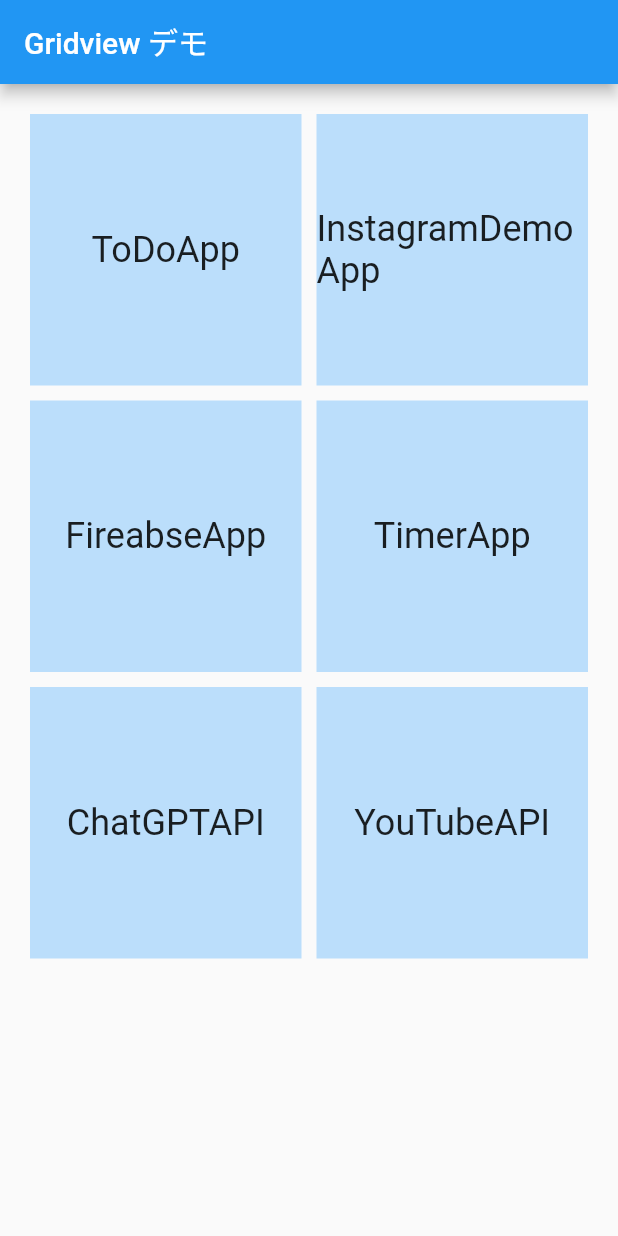
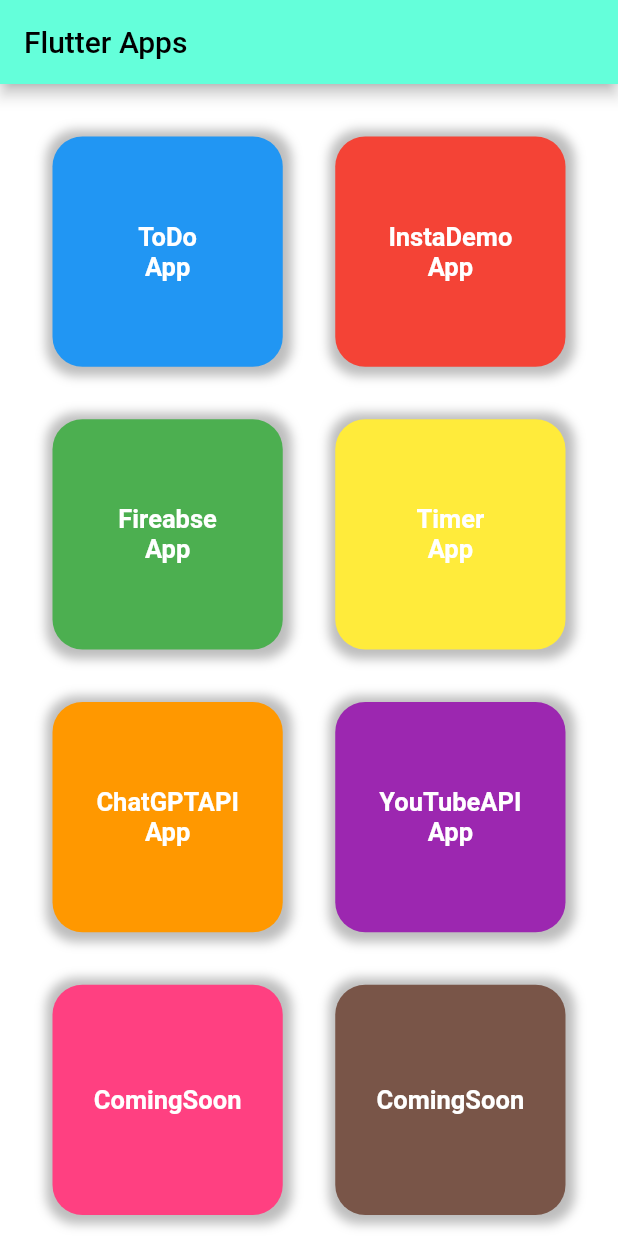
Before and after one commit to SK3620/first_flutter_test, a Flutter app: the screen it shows after launch, on a phone screen of 412 x 824 dp. Run offline on Flutter 3.47's test engine with Material 2 defaults, Android fonts, the phone set to English and light mode, and no system bars; our stand-ins replace flutter_slidable.

Commit message:
GridView完成

```diff
--- a/lib/first_page.dart
+++ b/lib/first_page.dart
@@ -6,34 +6,90 @@ import 'package:flutter_slidable/flutter_slidable.dart';
 class GridViewDemo extends StatelessWidget {
 
   final List<String> texts = [
-    'ToDoApp', 'InstagramDemoApp', 'FireabseApp', 'TimerApp', 'ChatGPTAPI', 'YouTubeAPI'
+    'ToDo\nApp', 'InstaDemo\nApp', 'Fireabse\nApp', 'Timer\nApp', 'ChatGPTAPI\nApp', 'YouTubeAPI\nApp', 'ComingSoon', 'ComingSoon'
+  ];
+
+  // gridViewのContainer背景色
+  final List<Color> backgroundColor = [
+    Colors.blue,
+    Colors.red,
+    Colors.green,
+    Colors.yellow,
+    Colors.orange,
+    Colors.purple,
+    Colors.pinkAccent,
+    Colors.brown,
   ];
 
   @override
   Widget build(BuildContext context) {
     return MaterialApp(
       home: Scaffold(
-        appBar: AppBar(title: Text('Gridview デモ'),
+        appBar: AppBar(
+          title: Text('Flutter Apps',
+            style: TextStyle(
+              color: Colors.black
             ),
-        body: GridView.builder(
-          padding: const EdgeInsets.all(20), //4辺すべて同じ値の余白
+          ),
+          backgroundColor: Colors.tealAccent,
+        ),
+        body: Container(
+          color: Colors.white,
+          /*
+          decoration: BoxDecoration(
+            gradient: LinearGradient( // LinearGradient : 直線状グラデーション RadialGradient : 放射状グラデーション SweepGradient : 環状グラデーション
+                colors: [
+                Color.fromRGBO(180, 216, 230, 0.5), // 基本上から下にグラデーション
+                Colors.white,
+              ],
+              // グラデーションの開始位置と終了位置指定可能
+              begin: Alignment.topLeft,
+                end: Alignment.bottomRight,
+            ),
+          ),
+           */
+          child: GridView.builder(
+            padding: const EdgeInsets.all(35), //4辺すべて同じ値の余白
             itemCount: texts.length, //要素の数　表示するデータ数の最大値（texts　listの最大値）
             // GridViewを設定する引数を指定
             gridDelegate: SliverGridDelegateWithFixedCrossAxisCount(
-            crossAxisSpacing: 10,     //ボックス左右間のスペース
-            mainAxisSpacing: 10,      //ボックス上下間のスペース
+              crossAxisSpacing: 35,     //ボックス左右間のスペース
+              mainAxisSpacing: 35,      //ボックス上下間のスペース
               crossAxisCount: 2,        //ボックスを横に並べる数
+
             ),
             //指定した要素の数分を生成
             itemBuilder: (BuildContext context, int index) {
-            // Widget型をreturnする
+
+              // Widget型sfezをreturnする
               return Container(
-              color: Colors.blue.shade100,
+                  padding: EdgeInsets.symmetric(horizontal: 10), // containerの右左の余白幅10
+                  decoration: BoxDecoration(
+                    // shape: BoxShape.circle, // 丸い形状
+                    borderRadius: BorderRadius.circular(20), // radius設定
+                    color: this.backgroundColor[index], // Container背景色
+                    // color: Colors.transparent, // 背景色透明
+                    // border: Border.all(color: this.backgroundColor[index], width: 3),
+                    boxShadow: [ // itemに影つける
+                      BoxShadow(
+                        color: Colors.black26, //色
+                        spreadRadius: 5,
+                        blurRadius: 5,
+                        offset: Offset(1, 1),
+                      ),
+                    ],
+                  ),
                   child: Center(child: Text(this.texts[index],
-                style: TextStyle(fontSize: 24,),
+                    textAlign: TextAlign.center,
+                    style: TextStyle(
+                      fontSize: 17,
+                      fontWeight: FontWeight.bold,
+                      color: Colors.white,
+                    ),
                   )),
                 );
             },
+          ),
         ),
       ),
     );
@@ -140,7 +196,7 @@ class ToDoListPageState extends State<ToDoListPage> {
                     itemBuilder: (context, index) { // itemBuilder: (BuildContext context, int index){}でもok
                       return Padding(
                         //padding: const EdgeInsets.all(8.0), // itemの幅が8.0
-                        padding: const EdgeInsets.only(left: 5.0, top: 5.0, bottom: 0.0, right: 5.0), // onlyで自由自在に指定
+                        padding: const EdgeInsets.only(left: 0.0, top: 0.0, bottom: 0.0, right: 0.0), // onlyで自由自在に指定
                         child: Slidable(
                           key: ValueKey(this.toDoList[index]), // アイテムごとに一意のキーを設定
                           startActionPane: ActionPane( // 左から出てくる
--- a/lib/main.dart
+++ b/lib/main.dart
@@ -12,7 +12,7 @@ class MyApp extends StatelessWidget {
   @override
   Widget build(BuildContext context) {
     return MaterialApp(//アプリの土台
-      title: 'Flutter Demo',
+      title: 'Flutter Apps',
       debugShowCheckedModeBanner: false,
       home: GridViewDemo(),
       theme: ThemeData(
```
Lines whose indentation alone changed are shown as unchanged.
